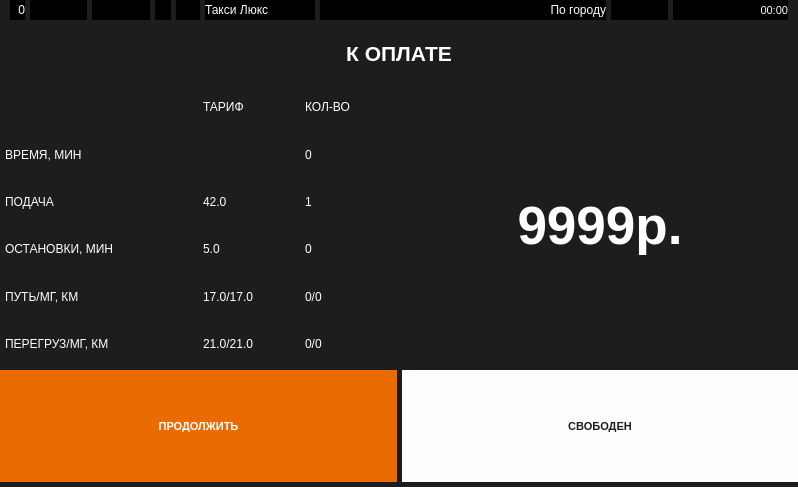
This is indigotaxi.ui in koolkhel/wince-taximeter as Qt 5 draws it before an edit. The edited form follows.
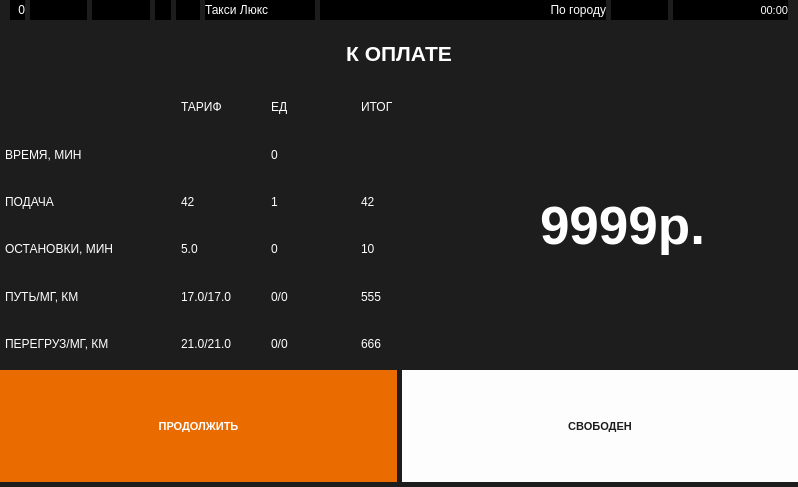
This is the edited form. The open tabs and pages were chosen to show the change. Icons and pictures are not drawn.

What changed in the file:
```diff
--- a/indigotaxi.ui
+++ b/indigotaxi.ui
@@ -1288,7 +1288,7 @@
          </widget>
         </item>
         <item>
-         <layout class="QGridLayout" name="gridLayout_4" rowstretch="1,1,1,1,1,1" columnstretch="2,1,1,4">
+         <layout class="QGridLayout" name="gridLayout_4" rowstretch="1,1,1,1,1,1" columnstretch="2,1,1,1,4">
           <property name="leftMargin">
            <number>5</number>
           </property>
@@ -1356,7 +1356,7 @@
           <item row="2" column="1">
            <widget class="QLabel" name="finalCarInLabel">
             <property name="text">
-             <string>42.0</string>
+             <string>42</string>
             </property>
            </widget>
           </item>
@@ -1398,7 +1398,7 @@
           <item row="0" column="2">
            <widget class="QLabel" name="label_23">
             <property name="text">
-             <string>КОЛ-ВО</string>
+             <string>ЕД</string>
             </property>
            </widget>
           </item>
@@ -1430,7 +1430,7 @@
             </property>
            </widget>
           </item>
-          <item row="0" column="3" rowspan="6">
+          <item row="0" column="4" rowspan="6">
            <widget class="QLabel" name="finalPaymentAmountLabel">
             <property name="font">
              <font>
@@ -1452,6 +1452,41 @@
             </property>
            </widget>
           </item>
+          <item row="0" column="3">
+           <widget class="QLabel" name="label_12">
+            <property name="text">
+             <string>ИТОГ</string>
+            </property>
+           </widget>
+          </item>
+          <item row="4" column="3">
+           <widget class="QLabel" name="finalMileageTotalLabel">
+            <property name="text">
+             <string>555</string>
+            </property>
+           </widget>
+          </item>
+          <item row="5" column="3">
+           <widget class="QLabel" name="finalOverloadTotalLabel">
+            <property name="text">
+             <string>666</string>
+            </property>
+           </widget>
+          </item>
+          <item row="3" column="3">
+           <widget class="QLabel" name="finalStopsTotalLabel">
+            <property name="text">
+             <string>10</string>
+            </property>
+           </widget>
+          </item>
+          <item row="2" column="3">
+           <widget class="QLabel" name="finalCarInTotalLabel">
+            <property name="text">
+             <string>42</string>
+            </property>
+           </widget>
+          </item>
          </layout>
         </item>
         <item>
```
Left out of the diff: 6 changed lines with no effect on the pictures.
